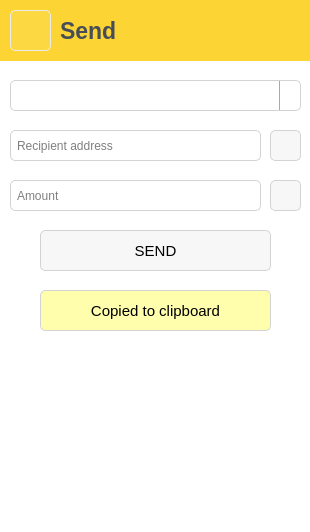
First picture: the form in page/account/subpage/send/pagesend.ui, repository LYRA-Block-Lattice/LyraWalletManager, before the edit.
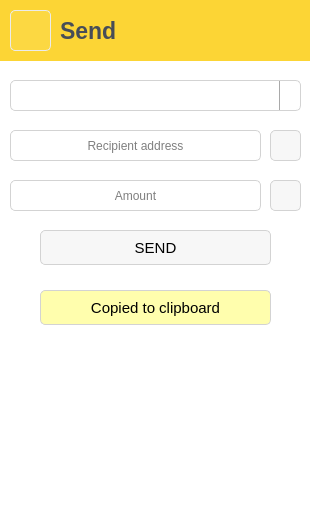
Second picture: the form after the edit. Icons and pictures are not drawn.

Diff of the .ui file:
```diff
--- a/page/account/subpage/send/pagesend.ui
+++ b/page/account/subpage/send/pagesend.ui
@@ -214,6 +214,9 @@
    <property name="frame">
     <bool>false</bool>
    </property>
+   <property name="alignment">
+    <set>Qt::AlignCenter</set>
+   </property>
    <property name="placeholderText">
     <string>Recipient address</string>
    </property>
@@ -251,6 +254,9 @@
    <property name="frame">
     <bool>false</bool>
    </property>
+   <property name="alignment">
+    <set>Qt::AlignCenter</set>
+   </property>
    <property name="placeholderText">
     <string>Amount</string>
    </property>
@@ -348,7 +354,7 @@
      <x>40</x>
      <y>230</y>
      <width>231</width>
-     <height>41</height>
+     <height>35</height>
     </rect>
    </property>
    <property name="font">
@@ -394,7 +400,7 @@
      <x>40</x>
      <y>290</y>
      <width>231</width>
-     <height>41</height>
+     <height>35</height>
     </rect>
    </property>
    <property name="font">
```
Left out of the diff: 24 changed lines with no effect on the pictures.
